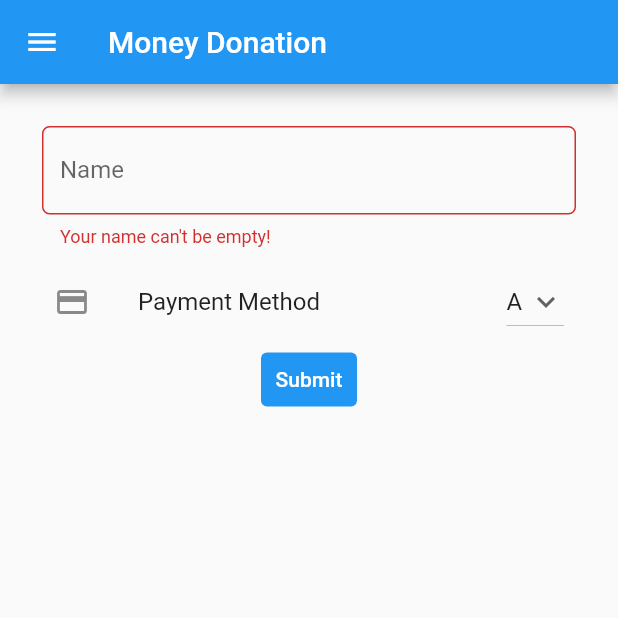
After one commit to pbp-b-10/pedulee-flutter, a Flutter app: the MoneyDonationPage screen opened directly, after a tap on "Submit", on a phone screen of 412 x 824 dp, the top half of it. The commit adds this screen. Run offline on Flutter 3.47's test engine with Material 2 defaults, Android fonts, the phone set to English and light mode, and no system bars.

Commit message:
Added Money Donation Form and Updated Drawer

```diff
--- a/pedulee/lib/pages/drawer.dart
+++ b/pedulee/lib/pages/drawer.dart
@@ -1,5 +1,6 @@
 import 'package:flutter/material.dart';
 import 'package:pedulee/main.dart';
+import 'package:pedulee/pages/money.dart';
 
 Drawer drawerBuild(BuildContext context) {
   return Drawer(
@@ -16,6 +17,21 @@ Drawer drawerBuild(BuildContext context) {
             );
           },
         ),
+        ExpansionTile(
+              title: Text("Donation"),
+              children: <Widget>[
+                ListTile(
+                  title: const Text('Money'),
+                  onTap: () {
+                    // Route menu ke counter
+                    Navigator.pushReplacement(
+                      context,
+                      MaterialPageRoute(builder: (context) => const MoneyDonationPage()),
+                    );
+                  },
+                ),
+              ],
+        ),
       ],
     ),
   );
--- /dev/null
+++ b/pedulee/lib/pages/money.dart
@@ -0,0 +1,105 @@
+import 'package:flutter/material.dart';
+import 'package:pedulee/pages/drawer.dart';
+
+class MoneyDonationPage extends StatefulWidget {
+    const MoneyDonationPage({super.key});
+
+    @override
+    State<MoneyDonationPage> createState() => _MoneyDonationPageState();
+}
+
+class _MoneyDonationPageState extends State<MoneyDonationPage> {
+    final _formKey = GlobalKey<FormState>();
+    String fullName = "";
+    double age = 0;
+    String paymentMethod = 'A';
+    List<String> listPaymentMethod = ['A', 'B', 'C', 'D', 'E', 'F', 'KI'];
+
+    @override
+    Widget build(BuildContext context) {
+        return Scaffold(
+            appBar: AppBar(
+                title: Text('Money Donation'),
+            ),
+            // Menambahkan drawer menu
+            drawer: drawerBuild(context),
+            body: Form(
+                key: _formKey,
+                child: SingleChildScrollView(
+                    child: Container(
+                        padding: const EdgeInsets.all(20.0),
+                        child: Column(
+                        children: [
+                            Padding(
+                                // Menggunakan padding sebesar 8 pixels
+                                padding: const EdgeInsets.all(8.0),
+                                child: TextFormField(
+                                    decoration: InputDecoration(
+                                        hintText: "Cicak Bin Kadal",
+                                        labelText: "Name",
+                                        // Menambahkan circular border agar lebih rapi
+                                        border: OutlineInputBorder(
+                                            borderRadius: BorderRadius.circular(5.0),
+                                        ),
+                                    ),
+                                    // Menambahkan behavior saat nama diketik
+                                    onChanged: (String? value) {
+                                        setState(() {
+                                            fullName = value!;
+                                        });
+                                    },
+                                    // Menambahkan behavior saat data disimpan
+                                    onSaved: (String? value) {
+                                        setState(() {
+                                            fullName = value!;
+                                        });
+                                    },
+                                    // Validator sebagai validasi form
+                                    validator: (String? value) {
+                                        if (value == null || value.isEmpty) {
+                                            return "Your name can't be empty!";
+                                        }
+                                        return null;
+                                    },
+                                ),
+                            ),
+                            ListTile(
+                              leading: const Icon(Icons.credit_card),
+                              title: const Text('Payment Method'),
+                              trailing: DropdownButton(
+                                  value: paymentMethod,
+                                  icon: const Icon(Icons.keyboard_arrow_down),
+                                  items: listPaymentMethod.map((String items) {
+                                  return DropdownMenuItem(
+                                      value: items,
+                                      child: Text(items),
+                                  );
+                                  }).toList(),
+                                  onChanged: (String? newValue) {
+                                  setState(() {
+                                      paymentMethod = newValue!;
+                                  });
+                                  },
+                              ),
+                            ),
+                            TextButton(
+                              child: const Text(
+                                  "Submit",
+                                  style: TextStyle(color: Colors.white),
+                              ),
+                              style: ButtonStyle(
+                                  backgroundColor: MaterialStateProperty.all(Colors.blue),
+                              ),
+                              onPressed: () {
+                                  if (_formKey.currentState!.validate()) {
+                                  }
+                              },
+                            ),
+                        ],
+                    ),
+                    ),
+                ),
+            ),
+        );
+    }
+}
```
